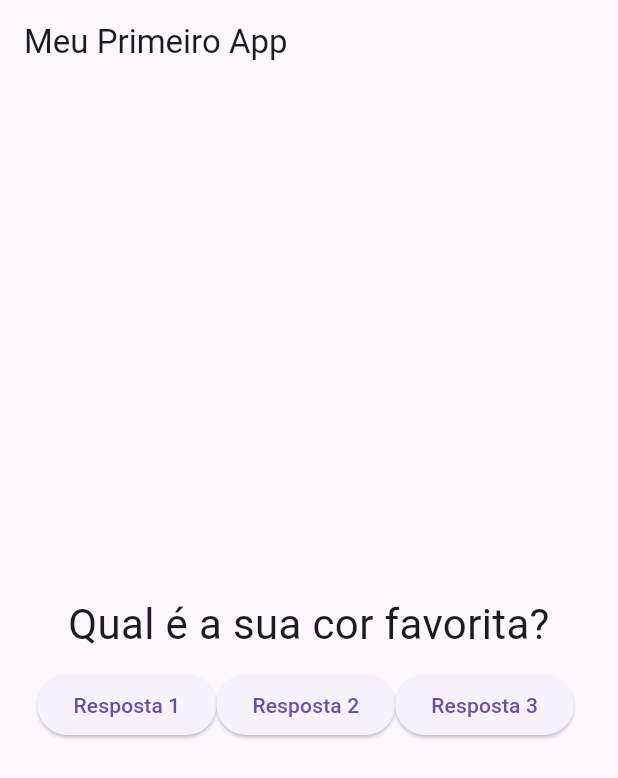
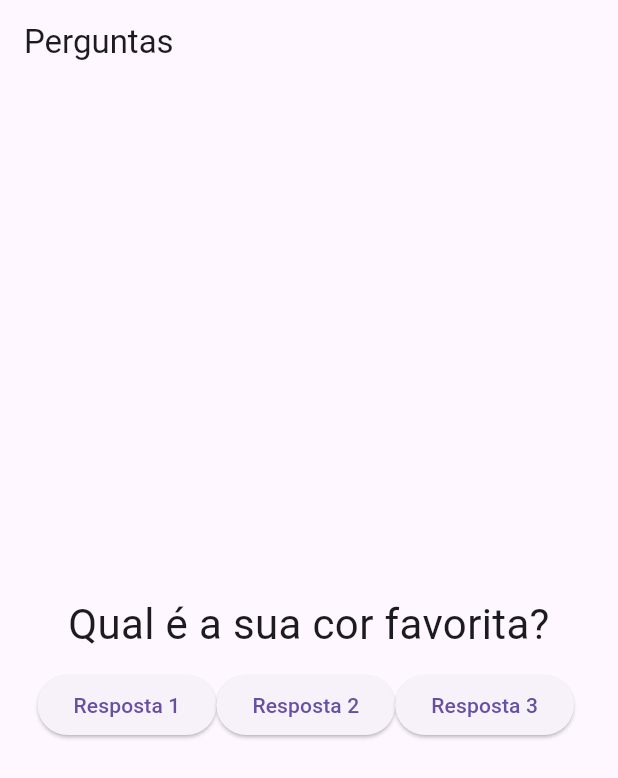
Before and after one commit to JarlissonTomaz/curso_flutter, a Flutter app: the screen it shows after launch, on a phone screen of 412 x 824 dp. Shown: the top 778 px of the screen. Run offline on Flutter 3.47's test engine with Material 3 defaults, Android fonts, the phone set to English and light mode, and no system bars.

```diff
--- a/flutter_curso/lib/main.dart
+++ b/flutter_curso/lib/main.dart
@@ -1,4 +1,5 @@
 import 'package:flutter/material.dart';
+import 'package:flutter_curso/reposta.dart';
 import 'questao.dart';
 
 void main() {
@@ -31,7 +32,7 @@ class _PerguntaAppState extends State<PerguntaApp> {
     ];
     return Scaffold(
       appBar: AppBar(
-        title: const Text('Meu Primeiro App'),
+        title: const Text('Perguntas'),
       ),
       body: Center(
         child: Column(
@@ -44,16 +45,16 @@ class _PerguntaAppState extends State<PerguntaApp> {
                   padding: const EdgeInsets.only(left: 25.0),
                   child: ElevatedButton(
                     onPressed: _reponder,
-                    child: const Text('Resposta 1'),
+                    child: const Resposta('Resposta 1'),
                   ),
                 ),
                 ElevatedButton(
                   onPressed: _reponder,
-                  child: const Text('Resposta 2'),
+                  child: const Resposta('Resposta 2'),
                 ),
                 ElevatedButton(
                   onPressed: _reponder,
-                  child: const Text('Resposta 3'),
+                  child: const Resposta('Resposta 3'),
                 ),
               ],
             ),
--- /dev/null
+++ b/flutter_curso/lib/reposta.dart
@@ -0,0 +1,12 @@
+import 'package:flutter/material.dart';
+
+class Resposta extends StatelessWidget {
+  const Resposta(this.texto, {super.key});
+
+  final String texto;
+
+  @override
+  Widget build(BuildContext context) {
+    return Text(texto);
+  }
+}
```
